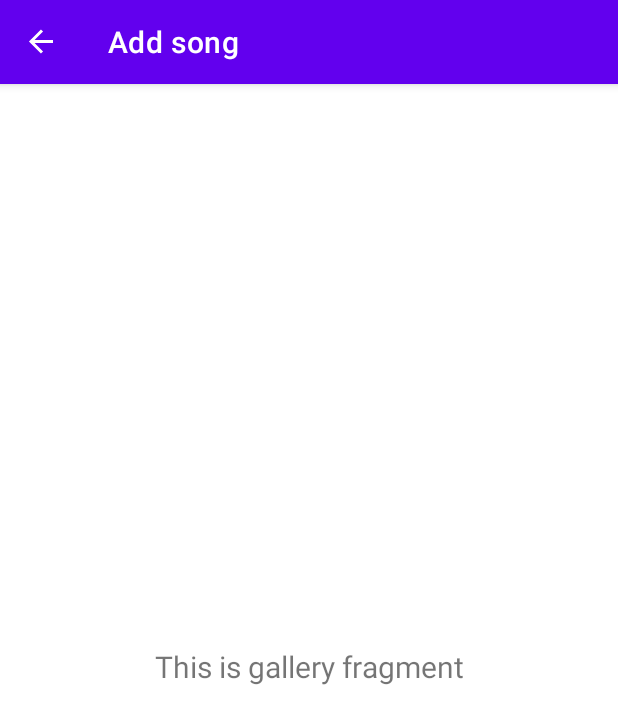
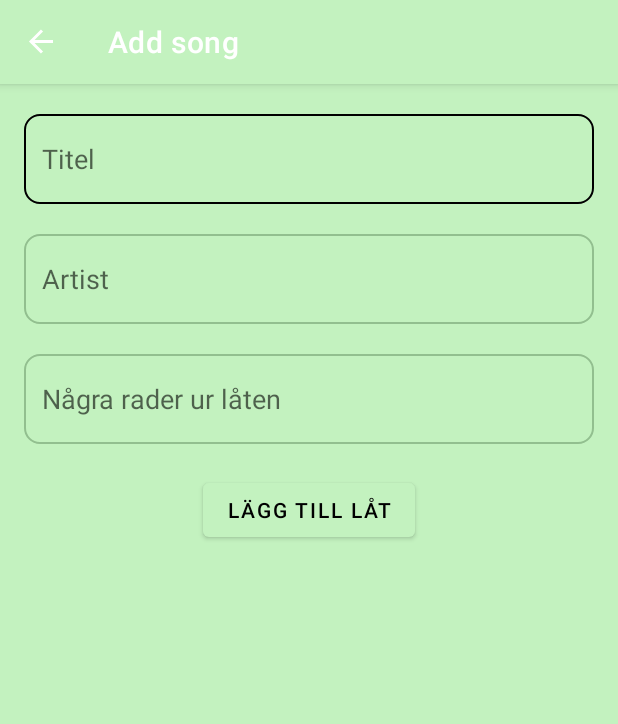
Before and after one commit to emmylindgren/OCCENTO, an Android app: the screen it shows after launch (MainActivity), in the side drawer, after a tap on "Add song", on a phone screen of 412 x 824 dp. Shown: the top 724 px of the screen. Run offline under Robolectric (Android 15) with nearby library versions, the phone set to English and light mode, and no system bars; our stand-ins replace Room's generated code, navigation-ui.

Commit message:
Addings songs working.

```diff
--- a/app/src/main/java/se/umu/emli/ou3/MainActivity.java
+++ b/app/src/main/java/se/umu/emli/ou3/MainActivity.java
@@ -2,9 +2,11 @@ package se.umu.emli.ou3;
 
 import android.os.Bundle;
 import android.view.Menu;
+import android.view.View;
 
 import com.google.android.material.navigation.NavigationView;
 
+import androidx.appcompat.widget.Toolbar;
 import androidx.navigation.NavController;
 import androidx.navigation.Navigation;
 import androidx.navigation.ui.AppBarConfiguration;
@@ -12,24 +14,23 @@ import androidx.navigation.ui.NavigationUI;
 import androidx.drawerlayout.widget.DrawerLayout;
 import androidx.appcompat.app.AppCompatActivity;
 
-import se.umu.emli.ou3.databinding.ActivityMainBinding;
 
 public class MainActivity extends AppCompatActivity {
 
     private AppBarConfiguration mAppBarConfiguration;
-    private ActivityMainBinding binding;
 
     @Override
     protected void onCreate(Bundle savedInstanceState) {
         super.onCreate(savedInstanceState);
 
-        binding = ActivityMainBinding.inflate(getLayoutInflater());
-        setContentView(binding.getRoot());
 
-        setSupportActionBar(binding.appBarMain.toolbar);
+        setContentView(R.layout.activity_main);
 
-        DrawerLayout drawer = binding.drawerLayout;
-        NavigationView navigationView = binding.navView;
+
+        setSupportActionBar(findViewById(R.id.toolbar));
+
+        DrawerLayout drawer = findViewById(R.id.drawer_layout);
+        NavigationView navigationView = findViewById(R.id.nav_view);
         // Passing each menu ID as a set of Ids because each
         // menu should be considered as top level destinations.
         mAppBarConfiguration = new AppBarConfiguration.Builder(
--- a/app/src/main/java/se/umu/emli/ou3/ui/addSong/AddSongFragment.java
+++ b/app/src/main/java/se/umu/emli/ou3/ui/addSong/AddSongFragment.java
@@ -4,29 +4,41 @@ import android.os.Bundle;
 import android.view.LayoutInflater;
 import android.view.View;
 import android.view.ViewGroup;
-import android.widget.TextView;
+import android.view.inputmethod.InputMethodManager;
+import android.widget.Button;
+import android.widget.EditText;
 
 import androidx.annotation.NonNull;
-import androidx.annotation.Nullable;
 import androidx.fragment.app.Fragment;
-import androidx.lifecycle.Observer;
 import androidx.lifecycle.ViewModelProvider;
 
+import com.google.android.material.snackbar.Snackbar;
+
 import se.umu.emli.ou3.R;
+import se.umu.emli.ou3.Song;
 
 public class AddSongFragment extends Fragment {
 
-    private AddSongViewModel galleryViewModel;
+    private AddSongViewModel addSongViewModel;
+    private EditText editTextTitle;
+    private EditText editTextArtist;
+    private EditText editTextLyrics;
+    private Button saveSongButton;
 
     public View onCreateView(@NonNull LayoutInflater inflater,
                              ViewGroup container, Bundle savedInstanceState) {
-        galleryViewModel =
+        addSongViewModel =
                 new ViewModelProvider(this).get(AddSongViewModel.class);
 
         View root = inflater.inflate(R.layout.fragment_add_song, container, false);
 
-        final TextView textView = root.findViewById(R.id.text_gallery);
-        galleryViewModel.getText().observe(getViewLifecycleOwner(), s -> textView.setText(s));
+        editTextTitle = root.findViewById(R.id.title_edit_text);
+        editTextArtist = root.findViewById(R.id.artist_edit_text);
+        editTextLyrics = root.findViewById(R.id.lyrics_edit_text);
+        saveSongButton = root.findViewById(R.id.save_song);
+
+        saveSongButton.setOnClickListener(this::addSong);
+
         return root;
     }
 
@@ -35,4 +47,34 @@ public class AddSongFragment extends Fragment {
         super.onDestroyView();
 
     }
+
+    private void addSong(View view){
+        String title = editTextTitle.getText().toString();
+        String artist = editTextArtist.getText().toString();
+        String lyrics = editTextLyrics.getText().toString();
+
+        //Trim is used to avoid accepting input from user in form of blank spaces.
+        if(title.trim().isEmpty() || artist.trim().isEmpty() || lyrics.trim().isEmpty()){
+            Snackbar.make(view,R.string.incorrect_song_add, Snackbar.LENGTH_SHORT).show();
+            hideKeyboard(view);
+            return;
+        }
+
+        addSongViewModel.insert(new Song(title,artist,lyrics,true));
+        Snackbar.make(view,R.string.song_added, Snackbar.LENGTH_SHORT).show();
+        editTextTitle.getText().clear();
+        editTextArtist.getText().clear();
+        editTextLyrics.getText().clear();
+
+        hideKeyboard(view);
+    }
+
+    /**
+     * Hides the keyboard.
+     * @param view
+     */
+    private void hideKeyboard(View view){
+        InputMethodManager imm = (InputMethodManager) requireContext().getSystemService(requireActivity().INPUT_METHOD_SERVICE);
+        imm.hideSoftInputFromWindow(view.getWindowToken(), 0);
+    }
 }
--- a/app/src/main/java/se/umu/emli/ou3/ui/addSong/AddSongViewModel.java
+++ b/app/src/main/java/se/umu/emli/ou3/ui/addSong/AddSongViewModel.java
@@ -1,19 +1,31 @@
 package se.umu.emli.ou3.ui.addSong;
 
+import android.app.Application;
+import android.view.View;
+import android.view.inputmethod.InputMethodManager;
+
+import androidx.annotation.NonNull;
+import androidx.lifecycle.AndroidViewModel;
 import androidx.lifecycle.LiveData;
 import androidx.lifecycle.MutableLiveData;
 import androidx.lifecycle.ViewModel;
 
-public class AddSongViewModel extends ViewModel {
+import org.jetbrains.annotations.NotNull;
 
-    private MutableLiveData<String> mText;
+import java.util.List;
 
-    public AddSongViewModel() {
-        mText = new MutableLiveData<>();
-        mText.setValue("This is gallery fragment");
+import se.umu.emli.ou3.Song;
+import se.umu.emli.ou3.SongRepository;
+
+public class AddSongViewModel extends AndroidViewModel {
+
+    private SongRepository repository;
+
+    public AddSongViewModel(@NonNull @NotNull Application application) {
+        super(application);
+        repository = new SongRepository(application);
     }
 
-    public LiveData<String> getText() {
-        return mText;
-    }
+    public void insert(Song song){ repository.insert(song);}
+
 }
--- /dev/null
+++ b/app/src/main/res/drawable/custom_input.xml
@@ -0,0 +1,20 @@
+<?xml version="1.0" encoding="utf-8"?>
+<selector xmlns:android="http://schemas.android.com/apk/res/android">
+
+    <item android:state_enabled="true" android:state_focused="true">
+        <shape android:shape="rectangle">
+            <solid android:color="@color/primary_green"/>
+            <corners android:radius="10dp"/>
+            <stroke android:color="@color/black" android:width="1dp"/>
+        </shape>
+    </item>
+
+    <item android:state_enabled="true">
+        <shape android:shape="rectangle">
+            <solid android:color="@color/primary_green"/>
+            <corners android:radius="10dp"/>
+            <stroke android:color="@color/primary_dark_green" android:width="1dp"/>
+        </shape>
+    </item>
+
+</selector>
--- a/app/src/main/res/layout/fragment_add_song.xml
+++ b/app/src/main/res/layout/fragment_add_song.xml
@@ -1,22 +1,62 @@
 <?xml version="1.0" encoding="utf-8"?>
-<androidx.constraintlayout.widget.ConstraintLayout xmlns:android="http://schemas.android.com/apk/res/android"
+<LinearLayout xmlns:android="http://schemas.android.com/apk/res/android"
     xmlns:app="http://schemas.android.com/apk/res-auto"
     xmlns:tools="http://schemas.android.com/tools"
     android:layout_width="match_parent"
     android:layout_height="match_parent"
+    android:orientation="vertical"
+    android:background="@color/primary_green"
     tools:context=".ui.addSong.AddSongFragment">
+    <EditText
+        android:id="@+id/title_edit_text"
+        android:layout_width="match_parent"
+        android:layout_height="60dp"
+        android:layout_centerHorizontal="true"
+        android:layout_marginLeft="16dp"
+        android:layout_marginRight="16dp"
+        android:layout_marginTop="20dp"
+        android:paddingStart="12dp"
+        android:paddingEnd="12dp"
+        android:background="@drawable/custom_input"
+        android:ems="15"
+        android:hint="@string/title_field"
+        android:inputType="text" />
 
-    <TextView
-        android:id="@+id/text_gallery"
+    <EditText
+        android:id="@+id/artist_edit_text"
         android:layout_width="match_parent"
+        android:layout_height="60dp"
+        android:layout_marginLeft="16dp"
+        android:layout_marginRight="16dp"
+        android:layout_marginTop="20dp"
+        android:paddingStart="12dp"
+        android:paddingEnd="12dp"
+        android:background="@drawable/custom_input"
+        android:ems="15"
+        android:hint="@string/artist_field"
+        android:inputType="text" />
+
+    <EditText
+        android:id="@+id/lyrics_edit_text"
+        android:layout_width="match_parent"
+        android:layout_height="60dp"
+        android:layout_marginLeft="16dp"
+        android:layout_marginRight="16dp"
+        android:layout_marginTop="20dp"
+        android:paddingStart="12dp"
+        android:paddingEnd="12dp"
+        android:background="@drawable/custom_input"
+        android:ems="15"
+        android:hint="@string/lyrics_field"
+        android:inputType="text" />
+
+    <Button
+        android:id="@+id/save_song"
+        android:layout_width="wrap_content"
         android:layout_height="wrap_content"
-        android:layout_marginStart="8dp"
-        android:layout_marginTop="8dp"
-        android:layout_marginEnd="8dp"
-        android:textAlignment="center"
-        android:textSize="20sp"
-        app:layout_constraintBottom_toBottomOf="parent"
-        app:layout_constraintEnd_toEndOf="parent"
-        app:layout_constraintStart_toStartOf="parent"
-        app:layout_constraintTop_toTopOf="parent" />
-</androidx.constraintlayout.widget.ConstraintLayout>
+        android:layout_marginTop="20dp"
+        android:layout_gravity="center"
+        android:text="@string/add_song_button"
+        />
+
+</LinearLayout>
--- a/app/src/main/res/values/colors.xml
+++ b/app/src/main/res/values/colors.xml
@@ -7,4 +7,10 @@
     <color name="teal_700">#FF018786</color>
     <color name="black">#FF000000</color>
     <color name="white">#FFFFFFFF</color>
+
+    <color name="primary_green">#C3F2BF</color>
+    <color name="primary_dark_green">#92BF8F</color>
+    <color name="secondary_blue">#11D4FF</color>
+    <color name="secondary_light_blue">#6FFFFF</color>
+
 </resources>
--- a/app/src/main/res/values/dimens.xml
+++ b/app/src/main/res/values/dimens.xml
@@ -4,5 +4,4 @@
     <dimen name="activity_vertical_margin">16dp</dimen>
     <dimen name="nav_header_vertical_spacing">8dp</dimen>
     <dimen name="nav_header_height">176dp</dimen>
-    <dimen name="fab_margin">16dp</dimen>
 </resources>
--- a/app/src/main/res/values/strings.xml
+++ b/app/src/main/res/values/strings.xml
@@ -10,7 +10,14 @@
     <string name="menu_home">Home</string>
     <string name="menu_see_songs">See songs</string>
     <string name="menu_add_song">Add song</string>
+    <string name="incorrect_song_add">Fyll i alla rutor</string>
+    <string name="song_added">Låten är tillagd!</string>
+
 
     <string name="låtText">Ser det på dig med detsamma Vet att nånting har hänt Har du träffat någon annan Som kan vägen hem?</string>
     <string name="artist"><![CDATA[Norlie & KKV]]></string>
+    <string name="title_field">Titel</string>
+    <string name="artist_field">Artist</string>
+    <string name="lyrics_field">Några rader ur låten</string>
+    <string name="add_song_button">Lägg till låt</string>
 </resources>
--- a/app/src/main/res/values/themes.xml
+++ b/app/src/main/res/values/themes.xml
@@ -2,12 +2,12 @@
     <!-- Base application theme. -->
     <style name="Theme.Ou3" parent="Theme.MaterialComponents.DayNight.DarkActionBar">
         <!-- Primary brand color. -->
-        <item name="colorPrimary">@color/purple_500</item>
-        <item name="colorPrimaryVariant">@color/purple_700</item>
-        <item name="colorOnPrimary">@color/white</item>
+        <item name="colorPrimary">@color/primary_green</item>
+        <item name="colorPrimaryVariant">@color/primary_dark_green</item>
+        <item name="colorOnPrimary">@color/black</item>
         <!-- Secondary brand color. -->
-        <item name="colorSecondary">@color/teal_200</item>
-        <item name="colorSecondaryVariant">@color/teal_700</item>
+        <item name="colorSecondary">@color/secondary_blue</item>
+        <item name="colorSecondaryVariant">@color/secondary_light_blue</item>
         <item name="colorOnSecondary">@color/black</item>
         <!-- Status bar color. -->
         <item name="android:statusBarColor" tools:targetApi="l">?attr/colorPrimaryVariant</item>
```
